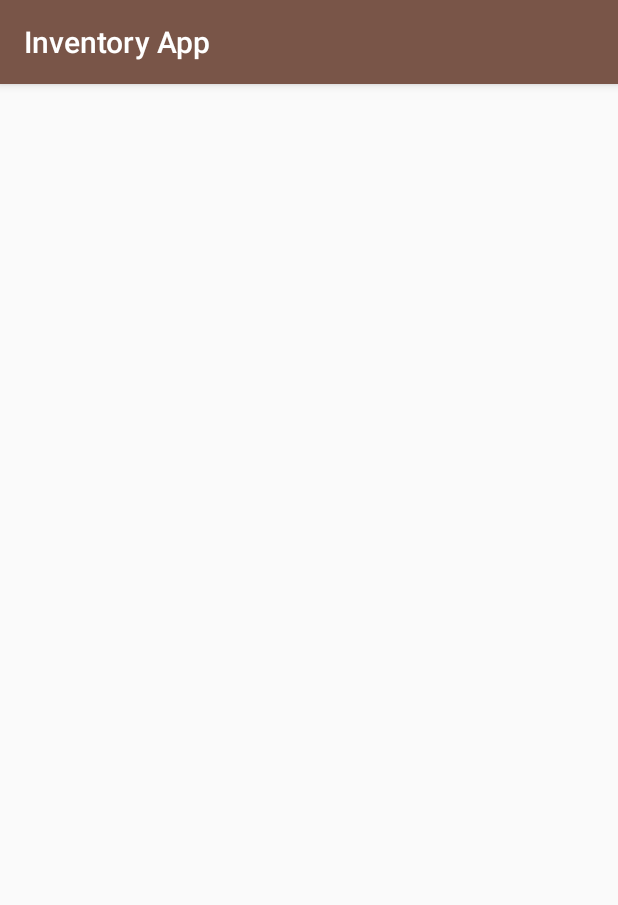
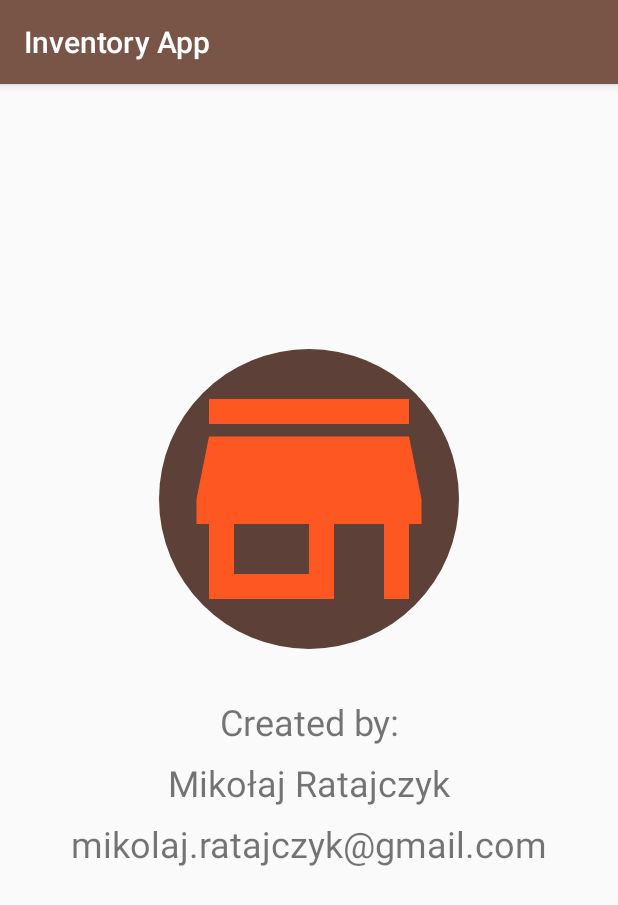
Before and after one commit to MikolajRatajczyk/InventoryApp, an Android app: the fragment AboutFragment shown on its own in the app's theme, on a phone screen of 412 x 824 dp. Shown: the top 905 px of the screen. Run offline under Robolectric (Android 15) with nearby library versions, the phone set to English and light mode, and no system bars.

Commit message:
Change AboutFragment layout

```diff
--- a/app/src/main/res/layout/fragment_about.xml
+++ b/app/src/main/res/layout/fragment_about.xml
@@ -1,8 +1,72 @@
 <?xml version="1.0" encoding="utf-8"?>
-<FrameLayout xmlns:android="http://schemas.android.com/apk/res/android"
+<ScrollView xmlns:android="http://schemas.android.com/apk/res/android"
+    xmlns:app="http://schemas.android.com/apk/res-auto"
     xmlns:tools="http://schemas.android.com/tools"
+    android:id="@+id/about_activity_root"
     android:layout_width="match_parent"
     android:layout_height="match_parent"
+    android:fillViewport="true"
     tools:context=".fragmentsui.AboutFragment">
 
-</FrameLayout>
+
+    <android.support.constraint.ConstraintLayout
+        android:layout_width="match_parent"
+        android:layout_height="wrap_content">
+
+        <TextView
+            android:id="@+id/author_textview"
+            android:layout_width="wrap_content"
+            android:layout_height="wrap_content"
+            android:layout_marginEnd="8dp"
+            android:layout_marginStart="8dp"
+            android:layout_marginTop="8dp"
+            android:text="@string/mikolaj_ratajczyk"
+            android:textAlignment="center"
+            android:textSize="24sp"
+            app:layout_constraintEnd_toEndOf="@+id/created_textview"
+            app:layout_constraintStart_toStartOf="@+id/created_textview"
+            app:layout_constraintTop_toBottomOf="@+id/created_textview" />
+
+        <TextView
+            android:id="@+id/email_textview"
+            android:layout_width="wrap_content"
+            android:layout_height="wrap_content"
+            android:layout_marginTop="8dp"
+            android:text="@string/mikolaj_ratajczyk_at_gmail"
+            android:textSize="24sp"
+            app:layout_constraintEnd_toEndOf="@+id/author_textview"
+            app:layout_constraintStart_toStartOf="@+id/author_textview"
+            app:layout_constraintTop_toBottomOf="@+id/author_textview" />
+
+        <ImageView
+            android:id="@+id/store_imageview"
+            android:layout_width="200dp"
+            android:layout_height="200dp"
+            android:layout_marginBottom="16dp"
+            android:layout_marginEnd="16dp"
+            android:layout_marginStart="16dp"
+            android:layout_marginTop="16dp"
+            android:background="@drawable/shape_store_background_oval"
+            android:contentDescription="@string/content_description_big_app_icon"
+            app:layout_constraintBottom_toBottomOf="parent"
+            app:layout_constraintEnd_toEndOf="parent"
+            app:layout_constraintStart_toStartOf="parent"
+            app:layout_constraintTop_toTopOf="parent"
+            app:layout_constraintVertical_bias="0.3"
+            app:srcCompat="@drawable/ic_store" />
+
+        <TextView
+            android:id="@+id/created_textview"
+            android:layout_width="wrap_content"
+            android:layout_height="wrap_content"
+            android:layout_marginTop="32dp"
+            android:text="@string/created_by"
+            android:textAlignment="center"
+            android:textSize="24sp"
+            app:layout_constraintEnd_toEndOf="@+id/store_imageview"
+            app:layout_constraintStart_toStartOf="@+id/store_imageview"
+            app:layout_constraintTop_toBottomOf="@+id/store_imageview" />
+    </android.support.constraint.ConstraintLayout>
+
+
+</ScrollView>
```
